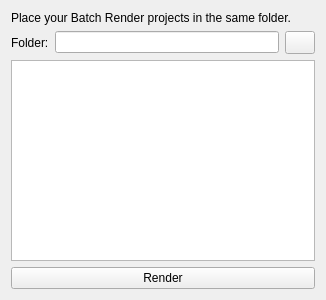
First picture: the form in BatchRender/BatchRender.ui, repository reallusion/iClone, before the edit.
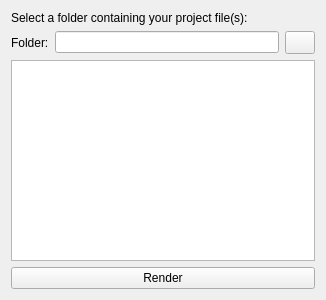
Second picture: the form after the edit.

```diff
--- a/BatchRender/BatchRender.ui
+++ b/BatchRender/BatchRender.ui
@@ -29,7 +29,7 @@
    <item>
     <widget class="QLabel" name="label">
      <property name="text">
-      <string>Place your Batch Render projects in the same folder.</string>
+      <string>Select a folder containing your project file(s):</string>
      </property>
     </widget>
    </item>
```
